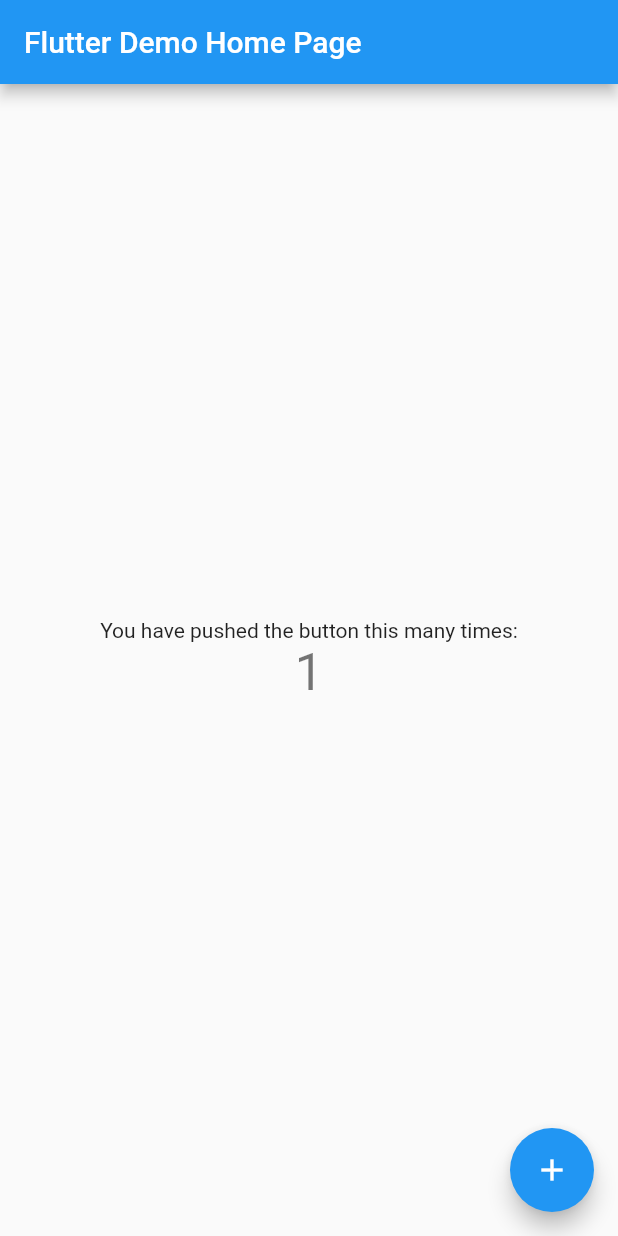
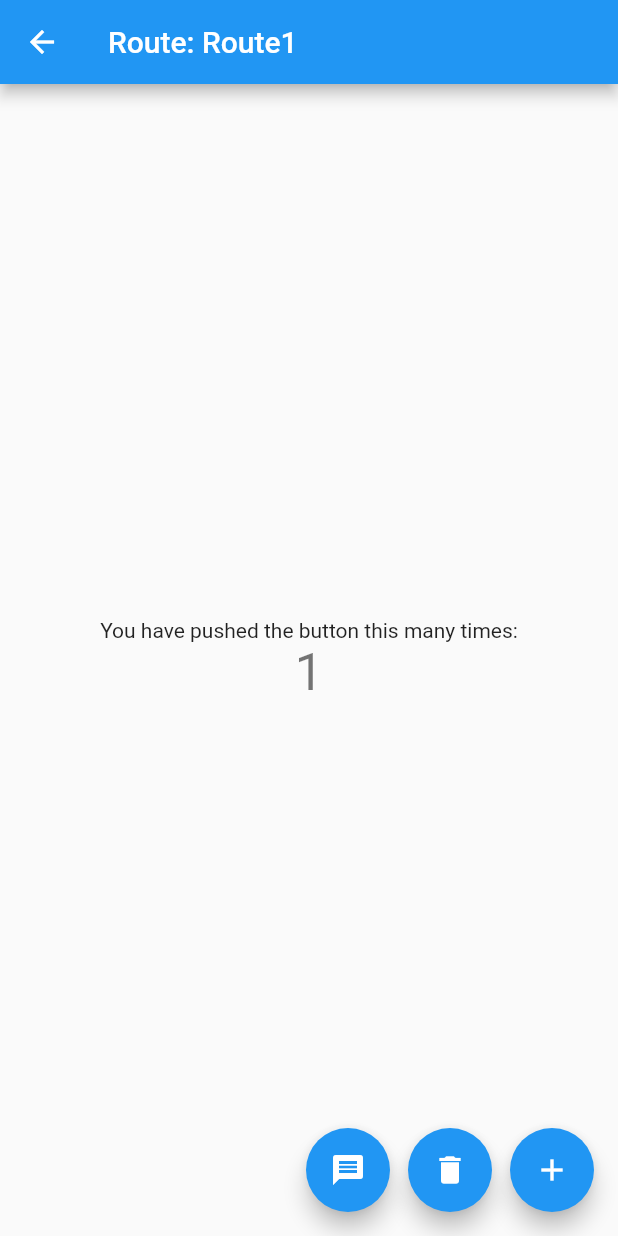
Before and after one commit to wjprogramer/flutter_navigation_practice_1, a Flutter app: the screen it shows after launch, after a tap on the "add" icon, on a phone screen of 412 x 824 dp. Run offline on Flutter 3.47's test engine with Material 2 defaults, Android fonts, the phone set to English and light mode, and no system bars.

Commit message:
using router + navigator + page, (refactor sample code)

```diff
--- a/lib/main.dart
+++ b/lib/main.dart
@@ -1,113 +1,5 @@
 import 'package:flutter/material.dart';
 
-void main() {
-  runApp(MyApp());
-}
+import 'my_app.dart';
 
-class MyApp extends StatelessWidget {
-  // This widget is the root of your application.
-  @override
-  Widget build(BuildContext context) {
-    return MaterialApp(
-      title: 'Flutter Demo',
-      theme: ThemeData(
-        // This is the theme of your application.
-        //
-        // Try running your application with "flutter run". You'll see the
-        // application has a blue toolbar. Then, without quitting the app, try
-        // changing the primarySwatch below to Colors.green and then invoke
-        // "hot reload" (press "r" in the console where you ran "flutter run",
-        // or simply save your changes to "hot reload" in a Flutter IDE).
-        // Notice that the counter didn't reset back to zero; the application
-        // is not restarted.
-        primarySwatch: Colors.blue,
-      ),
-      home: MyHomePage(title: 'Flutter Demo Home Page'),
-    );
-  }
-}
-
-class MyHomePage extends StatefulWidget {
-  MyHomePage({Key key, this.title}) : super(key: key);
-
-  // This widget is the home page of your application. It is stateful, meaning
-  // that it has a State object (defined below) that contains fields that affect
-  // how it looks.
-
-  // This class is the configuration for the state. It holds the values (in this
-  // case the title) provided by the parent (in this case the App widget) and
-  // used by the build method of the State. Fields in a Widget subclass are
-  // always marked "final".
-
-  final String title;
-
-  @override
-  _MyHomePageState createState() => _MyHomePageState();
-}
-
-class _MyHomePageState extends State<MyHomePage> {
-  int _counter = 0;
-
-  void _incrementCounter() {
-    setState(() {
-      // This call to setState tells the Flutter framework that something has
-      // changed in this State, which causes it to rerun the build method below
-      // so that the display can reflect the updated values. If we changed
-      // _counter without calling setState(), then the build method would not be
-      // called again, and so nothing would appear to happen.
-      _counter++;
-    });
-  }
-
-  @override
-  Widget build(BuildContext context) {
-    // This method is rerun every time setState is called, for instance as done
-    // by the _incrementCounter method above.
-    //
-    // The Flutter framework has been optimized to make rerunning build methods
-    // fast, so that you can just rebuild anything that needs updating rather
-    // than having to individually change instances of widgets.
-    return Scaffold(
-      appBar: AppBar(
-        // Here we take the value from the MyHomePage object that was created by
-        // the App.build method, and use it to set our appbar title.
-        title: Text(widget.title),
-      ),
-      body: Center(
-        // Center is a layout widget. It takes a single child and positions it
-        // in the middle of the parent.
-        child: Column(
-          // Column is also a layout widget. It takes a list of children and
-          // arranges them vertically. By default, it sizes itself to fit its
-          // children horizontally, and tries to be as tall as its parent.
-          //
-          // Invoke "debug painting" (press "p" in the console, choose the
-          // "Toggle Debug Paint" action from the Flutter Inspector in Android
-          // Studio, or the "Toggle Debug Paint" command in Visual Studio Code)
-          // to see the wireframe for each widget.
-          //
-          // Column has various properties to control how it sizes itself and
-          // how it positions its children. Here we use mainAxisAlignment to
-          // center the children vertically; the main axis here is the vertical
-          // axis because Columns are vertical (the cross axis would be
-          // horizontal).
-          mainAxisAlignment: MainAxisAlignment.center,
-          children: <Widget>[
-            Text(
-              'You have pushed the button this many times:',
-            ),
-            Text(
-              '$_counter',
-              style: Theme.of(context).textTheme.headline4,
-            ),
-          ],
-        ),
-      ),
-      floatingActionButton: FloatingActionButton(
-        onPressed: _incrementCounter,
-        tooltip: 'Increment',
-        child: Icon(Icons.add),
-      ), // This trailing comma makes auto-formatting nicer for build methods.
-    );
-  }
-}
+void main() => runApp(MyApp());
--- /dev/null
+++ b/lib/my_app.dart
@@ -0,0 +1,36 @@
+import 'package:flutter/material.dart';
+
+import 'my_home_page.dart';
+import 'my_page_route_delegate.dart';
+import 'my_route_parser.dart';
+
+class MyApp extends StatefulWidget {
+  @override
+  _MyAppState createState() => _MyAppState();
+}
+
+class _MyAppState extends State<MyApp> {
+  final delegate = MyRouteDelegate(
+    onGenerateRoute: (RouteSettings settings) {
+      return MaterialPageRoute(
+        settings: settings,
+        builder: (BuildContext context) {
+          return MyHomePage(title: 'Route: ${settings.name}');
+        },
+      );
+    },
+  );
+
+  @override
+  Widget build(BuildContext context) {
+    return MaterialApp.router(
+      title: 'Flutter Demo',
+      theme: ThemeData(
+        primarySwatch: Colors.blue,
+        visualDensity: VisualDensity.adaptivePlatformDensity,
+      ),
+      routeInformationParser: MyRouteParser(),
+      routerDelegate: delegate,
+    );
+  }
+}
--- /dev/null
+++ b/lib/my_home_page.dart
@@ -0,0 +1,101 @@
+import 'package:flutter/foundation.dart';
+import 'package:flutter/material.dart';
+
+import 'my_page_route_delegate.dart';
+
+class MyHomePage extends StatefulWidget {
+  MyHomePage({Key key, this.title}) : super(key: key);
+
+  final String title;
+
+  @override
+  _MyHomePageState createState() => _MyHomePageState();
+}
+
+class _MyHomePageState extends State<MyHomePage> {
+  static int _counter = 0;
+
+  void _showDialog() {
+    showDialog(
+      context: context,
+      builder: (BuildContext context) {
+        return AlertDialog(
+          content: Text('Is this being displayed?'),
+          actions: [
+            TextButton(
+              onPressed: () => Navigator.of(context).pop(false),
+              child: Text('NO'),
+            ),
+            TextButton(
+              onPressed: () => Navigator.of(context).pop(true),
+              child: Text('YES'),
+            ),
+          ],
+        );
+      },
+    );
+  }
+
+  void _removeLast() {
+    final delegate = MyRouteDelegate.of(context);
+    final stack = delegate.stack;
+    if (stack.length > 2) {
+      delegate.remove(stack[stack.length - 2]);
+    }
+  }
+
+  void _incrementCounter() {
+    setState(() {
+      _counter++;
+    });
+    MyRouteDelegate.of(context).push('Route$_counter');
+  }
+
+  @override
+  Widget build(BuildContext context) {
+    return Scaffold(
+      appBar: AppBar(
+        title: Text(widget.title),
+      ),
+      body: Center(
+        child: Column(
+          mainAxisAlignment: MainAxisAlignment.center,
+          children: <Widget>[
+            Text(
+              'You have pushed the button this many times:',
+            ),
+            Text(
+              '$_counter',
+              style: Theme.of(context).textTheme.headline4,
+            ),
+          ],
+        ),
+      ),
+      floatingActionButton: Row(
+        mainAxisSize: MainAxisSize.min,
+        children: [
+          FloatingActionButton(
+            heroTag: 'dialog',
+            onPressed: _showDialog,
+            tooltip: 'Show dialog',
+            child: Icon(Icons.message),
+          ),
+          SizedBox(width: 12.0),
+          FloatingActionButton(
+            heroTag: 'remove',
+            onPressed: _removeLast,
+            tooltip: 'Remove last',
+            child: Icon(Icons.delete),
+          ),
+          SizedBox(width: 12.0),
+          FloatingActionButton(
+            heroTag: 'add',
+            onPressed: _incrementCounter,
+            tooltip: 'Increment',
+            child: Icon(Icons.add),
+          ),
+        ],
+      ),
+    );
+  }
+}
--- /dev/null
+++ b/lib/my_page.dart
@@ -0,0 +1,23 @@
+import 'package:flutter/foundation.dart';
+import 'package:flutter/material.dart';
+
+import 'my_home_page.dart';
+
+class MyPage extends Page {
+  const MyPage({
+    LocalKey key,
+    String name,
+  }) : super(
+    key: key,
+    name: name,
+  );
+
+  Route createRoute(BuildContext context) {
+    return MaterialPageRoute(
+      settings: this,
+      builder: (BuildContext context) {
+        return MyHomePage(title: 'Route: $name');
+      },
+    );
+  }
+}
--- /dev/null
+++ b/lib/my_page_route_delegate.dart
@@ -0,0 +1,78 @@
+import 'package:flutter/foundation.dart';
+import 'package:flutter/material.dart';
+
+import 'my_page.dart';
+
+class MyRouteDelegate extends RouterDelegate<String>
+    with PopNavigatorRouterDelegateMixin<String>, ChangeNotifier {
+  final _stack = <String>[];
+
+  static MyRouteDelegate of(BuildContext context) {
+    final delegate = Router.of(context).routerDelegate;
+    assert(delegate is MyRouteDelegate, 'Delegate type must match');
+    return delegate as MyRouteDelegate;
+  }
+
+  MyRouteDelegate({
+    @required this.onGenerateRoute,
+  });
+
+  final RouteFactory onGenerateRoute;
+
+  @override
+  GlobalKey<NavigatorState> navigatorKey = GlobalKey<NavigatorState>();
+
+  @override
+  String get currentConfiguration => _stack.isNotEmpty ? _stack.last : null;
+
+  List<String> get stack => List.unmodifiable(_stack);
+
+  void push(String newRoute) {
+    _stack.add(newRoute);
+    notifyListeners();
+  }
+
+  void remove(String routeName) {
+    _stack.remove(routeName);
+    notifyListeners();
+  }
+
+  @override
+  Future<void> setInitialRoutePath(String configuration) {
+    return setNewRoutePath(configuration);
+  }
+
+  @override
+  Future<void> setNewRoutePath(String configuration) {
+    _stack
+      ..clear()
+      ..add(configuration);
+    return SynchronousFuture<void>(null);
+  }
+
+  bool _onPopPage(Route<dynamic> route, dynamic result) {
+    if (_stack.isNotEmpty) {
+      if (_stack.last == route.settings.name) {
+        _stack.remove(route.settings.name);
+        notifyListeners();
+      }
+    }
+    return route.didPop(result);
+  }
+
+  @override
+  Widget build(BuildContext context) {
+    print('${describeIdentity(this)}.stack: $_stack');
+    return Navigator(
+      key: navigatorKey,
+      onPopPage: _onPopPage,
+      pages: [
+        for (final name in _stack)
+          MyPage(
+            key: ValueKey(name),
+            name: name,
+          ),
+      ],
+    );
+  }
+}
--- /dev/null
+++ b/lib/my_route_parser.dart
@@ -0,0 +1,14 @@
+import 'package:flutter/foundation.dart';
+import 'package:flutter/material.dart';
+
+class MyRouteParser extends RouteInformationParser<String> {
+  @override
+  Future<String> parseRouteInformation(RouteInformation routeInformation) {
+    return SynchronousFuture(routeInformation.location);
+  }
+
+  @override
+  RouteInformation restoreRouteInformation(String configuration) {
+    return RouteInformation(location: configuration);
+  }
+}
```
Also changed, not shown: lib/generated/i18n.dart (added), 1 other file.
